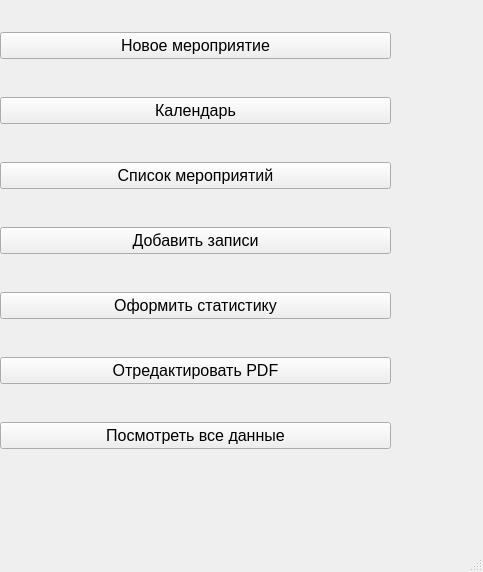
First picture: the form in kfkis/interface/MainWindow.ui, repository NinjaCaratist/KFKIS, before the edit.
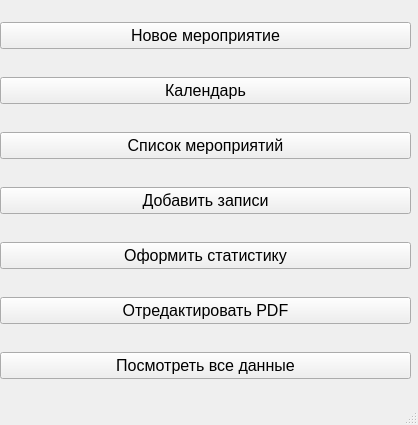
Second picture: the form after the edit.

The edit to the form file:
```diff
--- a/kfkis/interface/MainWindow.ui
+++ b/kfkis/interface/MainWindow.ui
@@ -6,8 +6,8 @@
    <rect>
     <x>0</x>
     <y>0</y>
-    <width>483</width>
-    <height>572</height>
+    <width>418</width>
+    <height>425</height>
    </rect>
   </property>
   <property name="windowTitle">
@@ -19,14 +19,14 @@
      <rect>
       <x>0</x>
       <y>0</y>
-      <width>391</width>
-      <height>481</height>
+      <width>411</width>
+      <height>401</height>
      </rect>
     </property>
     <layout class="QHBoxLayout" name="horizontalLayout_2">
      <item>
-      <layout class="QVBoxLayout" name="verticalLayout">
-       <item>
+      <layout class="QGridLayout" name="gridLayout">
+       <item row="0" column="0">
         <widget class="QPushButton" name="NewEvent_pushButton">
          <property name="font">
           <font>
@@ -38,7 +38,7 @@
          </property>
         </widget>
        </item>
-       <item>
+       <item row="1" column="0">
         <widget class="QPushButton" name="cal_pushButton">
          <property name="font">
           <font>
@@ -50,7 +50,7 @@
          </property>
         </widget>
        </item>
-       <item>
+       <item row="2" column="0">
         <widget class="QPushButton" name="ListEvent_pushButton">
          <property name="font">
           <font>
@@ -62,7 +62,7 @@
          </property>
         </widget>
        </item>
-       <item>
+       <item row="3" column="0">
         <widget class="QPushButton" name="AddData_pushButton">
          <property name="font">
           <font>
@@ -74,7 +74,7 @@
          </property>
         </widget>
        </item>
-       <item>
+       <item row="4" column="0">
         <widget class="QPushButton" name="Stat_pushButton">
          <property name="font">
           <font>
@@ -86,7 +86,7 @@
          </property>
         </widget>
        </item>
-       <item>
+       <item row="5" column="0">
         <widget class="QPushButton" name="PDF_pushButton">
          <property name="font">
           <font>
@@ -98,7 +98,7 @@
          </property>
         </widget>
        </item>
-       <item>
+       <item row="6" column="0">
         <widget class="QPushButton" name="AllData_pushButton">
          <property name="font">
           <font>
```
Left out of the diff: 2 changed lines with no effect on the pictures.
